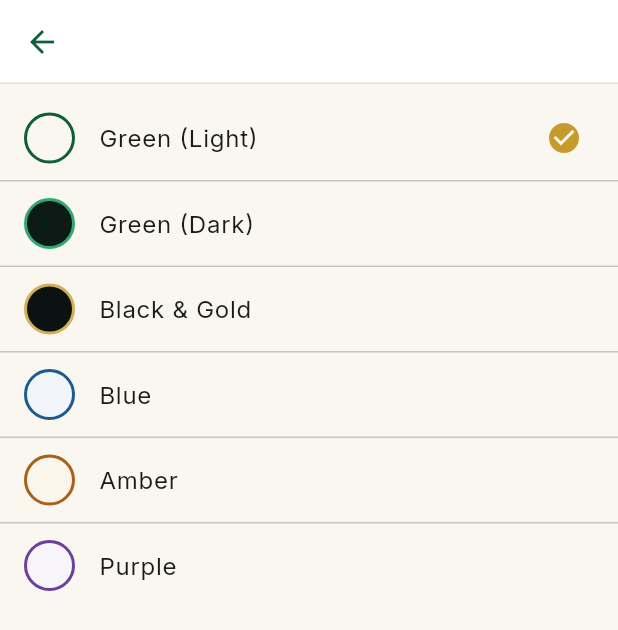
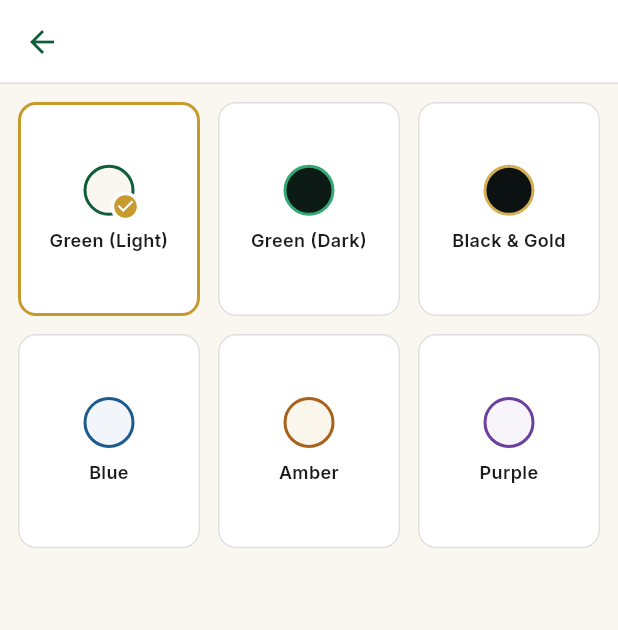
Before and after one commit to Adnandhanse/AzaanTimetable, a Flutter app: the SettingsScreen screen opened directly, after a tap on "Appearance", on a phone screen of 412 x 824 dp. Shown: the top 630 px of the screen. Run offline on Flutter 3.47's test engine with Material 3 defaults, Android fonts, the phone set to English and light mode, and no system bars; our stand-ins replace audioplayers, cloud_firestore, file_picker, firebase_auth, firebase_core, firebase_storage and 13 more; missing offline and left inert: android_intent_plus, flutter_foreground_task, flutter_overlay_window; accounts and stored records are empty.

Commit message:
theme sorting

```diff
--- a/lib/screens/settings_screen.dart
+++ b/lib/screens/settings_screen.dart
@@ -37,15 +37,35 @@ class _SettingsScreenState extends State<SettingsScreen> {
             builder: (context, _) => ListTile(
               leading: Icon(Icons.palette_outlined, color: AppColors.emerald),
               title: const Text('Appearance'),
-              subtitle: Text(
-                AppThemeController.instance.themeId == 'black_gold'
-                    ? 'Black & Gold'
-                    : 'Green (Light)',
-              ),
+              // Was a two-way check (black_gold vs everything else) from
+              // when those were the only two real themes - now covers all
+              // six, matching theme_selection_screen.dart's own labels.
+              subtitle: Text(switch (AppThemeController.instance.themeId) {
+                'black_gold' => 'Black & Gold',
+                'green_dark' => 'Green (Dark)',
+                'blue' => 'Blue',
+                'amber' => 'Amber',
+                'purple' => 'Purple',
+                _ => 'Green (Light)',
+              }),
               trailing: const Icon(Icons.chevron_right, size: 18),
               onTap: () => Navigator.of(context).push(
                 MaterialPageRoute(builder: (_) => const ThemeSelectionScreen()),
               ),
+            ),
+          ),
+          const Divider(),
+          // Moved here, right after Appearance, per request.
+          ListTile(
+            leading: Icon(Icons.switch_account_outlined,
+                color: AppColors.emerald),
+            title: Text(S.isUrdu ? 'استعمال کا طریقہ' : 'How you use the app'),
+            subtitle: Text(S.isUrdu
+                ? 'نمازی یا مسجد کا ذمہ دار'
+                : 'Switch between worshipper and masjid admin'),
+            trailing: const Icon(Icons.chevron_right, size: 18),
+            onTap: () => Navigator.of(context).push(
+              MaterialPageRoute(builder: (_) => const RoleSelectionScreen()),
             ),
           ),
           const Divider(),
@@ -179,22 +199,6 @@ class _SettingsScreenState extends State<SettingsScreen> {
             ),
           ),
           const Divider(),
-          // So the role choice is changeable. It is asked once at first launch;
-          // without this, someone who picked wrong could only change it by
-          // reinstalling.
-          ListTile(
-            leading: Icon(Icons.switch_account_outlined,
-                color: AppColors.emerald),
-            title: Text(S.isUrdu ? 'استعمال کا طریقہ' : 'How you use the app'),
-            subtitle: Text(S.isUrdu
-                ? 'نمازی یا مسجد کا ذمہ دار'
-                : 'Switch between worshipper and masjid admin'),
-            trailing: const Icon(Icons.chevron_right, size: 18),
-            onTap: () => Navigator.of(context).push(
-              MaterialPageRoute(builder: (_) => const RoleSelectionScreen()),
-            ),
-          ),
-          const Divider(),
           // Put the diagnostics first. When alarms miss, this is the screen
           // that separates "a permission is off" from "the phone is killing
           // the app" — they look identical from the outside and need
--- a/lib/screens/theme_selection_screen.dart
+++ b/lib/screens/theme_selection_screen.dart
@@ -28,21 +28,27 @@ class ThemeSelectionScreen extends StatelessWidget {
         listenable: AppThemeController.instance,
         builder: (context, _) {
           final String current = AppThemeController.instance.themeId;
-          return ListView.separated(
-            padding: const EdgeInsets.symmetric(vertical: 8),
+          // 3 columns x 2 rows for the 6 themes, as requested - a grid of
+          // swatches reads faster than a scrolling list when every option
+          // is a colour choice, and it means all six are visible at once
+          // with no scrolling on a normal phone.
+          return GridView.builder(
+            padding: const EdgeInsets.all(12),
+            gridDelegate: const SliverGridDelegateWithFixedCrossAxisCount(
+              crossAxisCount: 3,
+              mainAxisSpacing: 12,
+              crossAxisSpacing: 12,
+              childAspectRatio: 0.85,
+            ),
             itemCount: _options.length,
-            separatorBuilder: (_, __) => const Divider(height: 1),
             itemBuilder: (context, index) {
               final (id, label, available) = _options[index];
               final bool selected = id == current;
-              return ListTile(
-                enabled: available,
-                leading: _Swatch(themeId: id),
-                title: Text(label),
-                subtitle: available ? null : const Text('Coming soon'),
-                trailing: selected
-                    ? Icon(Icons.check_circle, color: AppColors.gold)
-                    : null,
+              return _ThemeTile(
+                id: id,
+                label: label,
+                available: available,
+                selected: selected,
                 onTap: available
                     ? () => AppThemeController.instance.setTheme(id)
                     : null,
@@ -50,6 +56,85 @@ class ThemeSelectionScreen extends StatelessWidget {
             },
           );
         },
+      ),
+    );
+  }
+}
+
+/// One grid cell: swatch, name, and a gold ring/checkmark when it is the
+/// current theme - the card itself is the tap target, not just the swatch.
+class _ThemeTile extends StatelessWidget {
+  const _ThemeTile({
+    required this.id,
+    required this.label,
+    required this.available,
+    required this.selected,
+    required this.onTap,
+  });
+
+  final String id;
+  final String label;
+  final bool available;
+  final bool selected;
+  final VoidCallback? onTap;
+
+  @override
+  Widget build(BuildContext context) {
+    return Opacity(
+      opacity: available ? 1 : 0.45,
+      child: Material(
+        color: Theme.of(context).cardColor,
+        borderRadius: BorderRadius.circular(12),
+        child: InkWell(
+          borderRadius: BorderRadius.circular(12),
+          onTap: onTap,
+          child: Container(
+            padding: const EdgeInsets.symmetric(vertical: 12, horizontal: 6),
+            decoration: BoxDecoration(
+              borderRadius: BorderRadius.circular(12),
+              border: Border.all(
+                color: selected ? AppColors.gold : Colors.black12,
+                width: selected ? 2 : 1,
+              ),
+            ),
+            child: Column(
+              mainAxisAlignment: MainAxisAlignment.center,
+              children: [
+                Stack(
+                  clipBehavior: Clip.none,
+                  children: [
+                    _Swatch(themeId: id),
+                    if (selected)
+                      Positioned(
+                        right: -4,
+                        bottom: -4,
+                        child: Container(
+                          padding: const EdgeInsets.all(1),
+                          decoration: const BoxDecoration(
+                            color: Colors.white,
+                            shape: BoxShape.circle,
+                          ),
+                          child: Icon(Icons.check_circle,
+                              color: AppColors.gold, size: 18),
+                        ),
+                      ),
+                  ],
+                ),
+                const SizedBox(height: 8),
+                Text(
+                  label,
+                  textAlign: TextAlign.center,
+                  style: const TextStyle(fontSize: 12, fontWeight: FontWeight.w600),
+                ),
+                if (!available) ...[
+                  const SizedBox(height: 2),
+                  const Text('Coming soon',
+                      style: TextStyle(fontSize: 10, color: Colors.grey)),
+                ],
+              ],
+            ),
+          ),
+        ),
       ),
     );
   }
```
